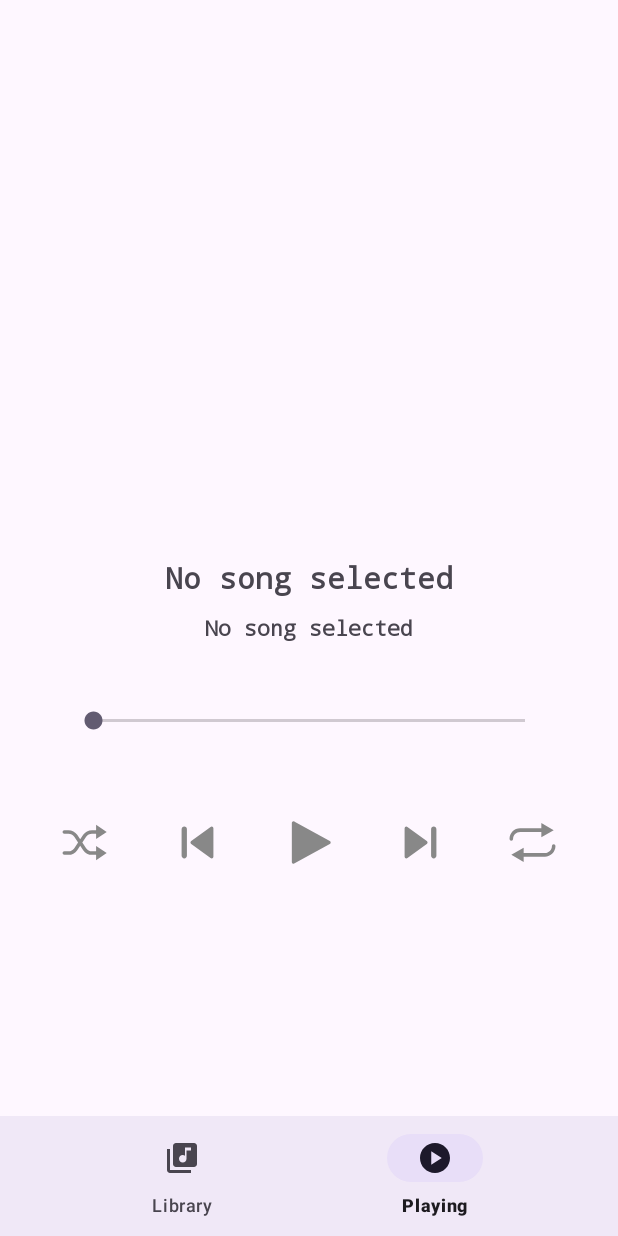
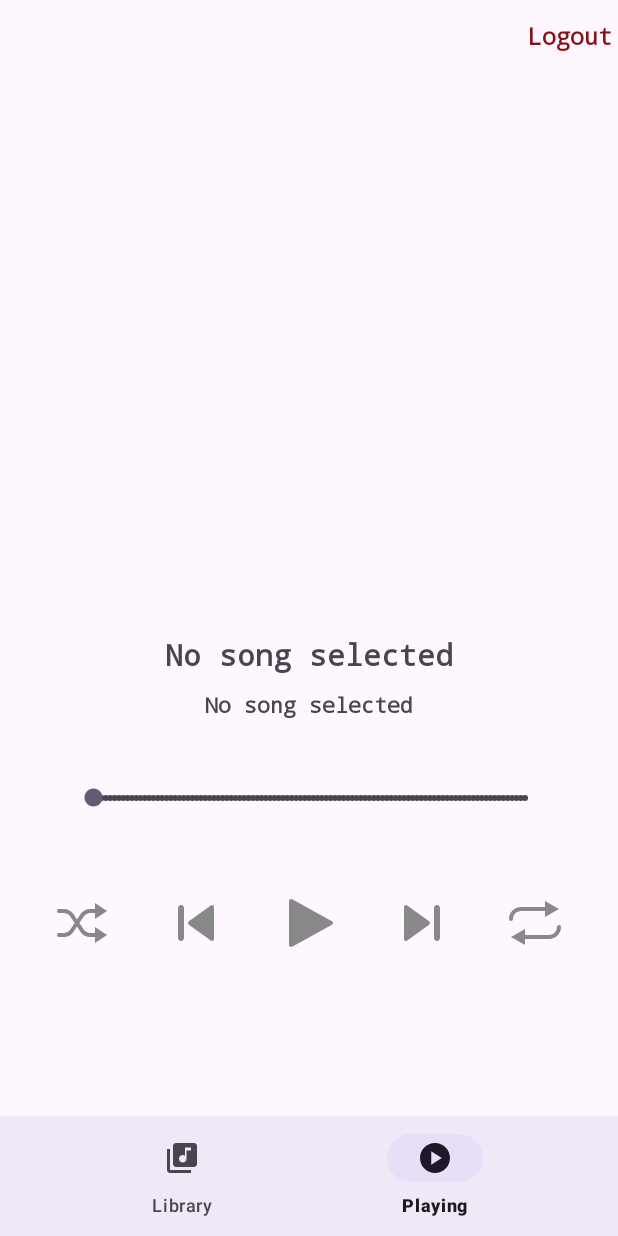
Before and after one commit to WhiteWollf/MusicPlayer, an Android app: the PlayingFragment screen opened through its navigation route, on a phone screen of 412 x 824 dp. Run offline under Robolectric (Android 15) with nearby library versions, the phone set to English and light mode, and no system bars; our stand-ins replace navigation-ui; 8 statements that could not run were skipped.

Commit message:
Logout, bugfixes, login user informations

```diff
--- a/app/src/main/java/com/example/musicplayer/MediaPlaybackService.java
+++ b/app/src/main/java/com/example/musicplayer/MediaPlaybackService.java
@@ -424,11 +424,19 @@ public class MediaPlaybackService extends MediaBrowserServiceCompat {
     }
 
     public int getSongDuration() {
-        return mediaPlayer.getDuration();
+        if (mediaPlayer != null) {
+            return mediaPlayer.getDuration();
+        } else {
+            return 0;
+        }
     }
 
     public int getCurrentPosition() {
-        return mediaPlayer.getCurrentPosition();
+        if (mediaPlayer != null) {
+            return mediaPlayer.getCurrentPosition();
+        } else {
+            return 0;
+        }
     }
 
     private void updateNotificationSeekBar() {
--- a/app/src/main/java/com/example/musicplayer/PlayingFragment.java
+++ b/app/src/main/java/com/example/musicplayer/PlayingFragment.java
@@ -8,6 +8,7 @@ import android.content.Context;
 import android.content.Intent;
 import android.content.IntentFilter;
 import android.content.ServiceConnection;
+import android.content.SharedPreferences;
 import android.content.res.ColorStateList;
 import android.graphics.Color;
 import android.os.Bundle;
@@ -21,6 +22,7 @@ import android.util.Log;
 import android.view.LayoutInflater;
 import android.view.View;
 import android.view.ViewGroup;
+import android.widget.Button;
 import android.widget.ImageButton;
 import android.widget.ImageView;
 import android.widget.SeekBar;
@@ -31,15 +33,10 @@ import androidx.fragment.app.Fragment;
 public class PlayingFragment extends Fragment {
 
     private MediaPlaybackService mediaPlaybackService;
-
-    private TextView songTitle;
-    private TextView songArtist;
-    private ImageButton playButton;
-    private ImageButton skipForward;
-    private ImageButton skipBackward;
-    private ImageButton repeatButton;
-    private ImageButton shuffleButton;
+    private TextView songTitle, songArtist, userName, email;
+    private ImageButton playButton, skipForward, skipBackward, repeatButton, shuffleButton;
     private ImageView albumCover;
+    private Button logout;
 
     private boolean isBound = false;
 
@@ -200,6 +197,52 @@ public class PlayingFragment extends Fragment {
         repeatButton = view.findViewById(R.id.track_repeat);
         shuffleButton = view.findViewById(R.id.shuffle);
         seekBar = view.findViewById(R.id.song_seek_bar);
+        email = view.findViewById(R.id.email);
+        userName = view.findViewById(R.id.username);
+        logout = view.findViewById(R.id.logout);
+
+        SharedPreferences sharedPreferences = requireActivity().getSharedPreferences("sharedPrefs", Context.MODE_PRIVATE);
+        String emailText = sharedPreferences.getString("email", null);
+        String userNameText = sharedPreferences.getString("userName", null);
+        email.setText(emailText);
+        userName.setText(userNameText);
+
+        logout.setOnClickListener(new View.OnClickListener() {
+            @Override
+            public void onClick(View v) {
+                if (mediaPlaybackService != null && isBound) {
+                    Intent intent = new Intent(getActivity(), MediaPlaybackService.class);
+                    intent.setAction("ACTION_PAUSE");
+                    getActivity().startService(intent);
+
+                    mediaPlaybackService.setOnSongChangedListener(null);
+                    requireActivity().unbindService(serviceConnection);
+                    isBound = false;
+                }
+
+                Intent stopIntent = new Intent(getActivity(), MediaPlaybackService.class);
+                requireActivity().stopService(stopIntent);
+
+                SharedPreferences sharedPreferences = requireActivity().getSharedPreferences("sharedPrefs", Context.MODE_PRIVATE);
+                SharedPreferences.Editor editor = sharedPreferences.edit();
+                editor.clear();
+                editor.apply();
+
+                Intent intent = new Intent(getActivity(), LoginActivity.class);
+                intent.setFlags(Intent.FLAG_ACTIVITY_NEW_TASK | Intent.FLAG_ACTIVITY_CLEAR_TASK);
+                startActivity(intent);
+
+                // 5. Finish current activity
+                requireActivity().finish();
+            }
+        });
+
+        if (email != null && userName != null) {
+            Log.d("SharedPrefs", "Email: " + email);
+            Log.d("SharedPrefs", "Username: " + userName);
+        } else {
+            Log.d("SharedPrefs", "No user data found");
+        }
 
         ColorStateList inactiveStateList = ColorStateList.valueOf(Color.GRAY);
         repeatButton.setBackgroundTintList(inactiveStateList);
@@ -229,18 +272,22 @@ public class PlayingFragment extends Fragment {
         skipForward.setOnClickListener(new View.OnClickListener() {
             @Override
             public void onClick(View v) {
+                if(mediaPlaybackService.getCurrentSong()!=null) {
                     Intent intent = new Intent(getActivity(), MediaPlaybackService.class);
                     intent.setAction("ACTION_SKIP_TO_NEXT");
                     getActivity().startService(intent);
+                }
             }
         });
 
         skipBackward.setOnClickListener(new View.OnClickListener() {
             @Override
             public void onClick(View v) {
+                if(mediaPlaybackService.getCurrentSong()!=null){
                     Intent intent = new Intent(getActivity(), MediaPlaybackService.class);
                     intent.setAction("ACTION_SKIP_TO_PREVIOUS");
                     getActivity().startService(intent);
+                }
             }
         });
 
@@ -264,9 +311,8 @@ public class PlayingFragment extends Fragment {
         shuffleButton.setOnClickListener(new View.OnClickListener() {
             @Override
             public void onClick(View v) {
-                if (isBound) {
+                if (isBound && mediaPlaybackService.getCurrentSong()!=null) {
                     isShuffle = !isShuffle;
-                    mediaPlaybackService.setShuffle(isShuffle);
                     if (isShuffle) {
                         ColorStateList colorStateList = ColorStateList.valueOf(Color.parseColor("#34C95C"));
                         shuffleButton.setBackgroundTintList(colorStateList);
--- a/app/src/main/res/layout/fragment_playing.xml
+++ b/app/src/main/res/layout/fragment_playing.xml
@@ -29,10 +29,10 @@
         android:layout_height="320dp"
         app:layout_constraintBottom_toBottomOf="parent"
         app:layout_constraintEnd_toEndOf="parent"
-        app:layout_constraintHorizontal_bias="0.5"
+        app:layout_constraintHorizontal_bias="0.494"
         app:layout_constraintStart_toStartOf="parent"
         app:layout_constraintTop_toTopOf="parent"
-        app:layout_constraintVertical_bias="0.05"
+        app:layout_constraintVertical_bias="0.172"
         tools:srcCompat="@tools:sample/avatars" />
 
     <TextView
@@ -54,8 +54,8 @@
 
     <ImageButton
         android:id="@+id/play_button"
-        android:layout_width="35dp"
-        android:layout_height="35dp"
+        android:layout_width="40dp"
+        android:layout_height="40dp"
         android:layout_marginTop="30dp"
         android:background="@drawable/media_play"
         app:layout_constraintEnd_toStartOf="@+id/skip_forward"
@@ -65,8 +65,8 @@
 
     <ImageButton
         android:id="@+id/skip_forward"
-        android:layout_width="35dp"
-        android:layout_height="35dp"
+        android:layout_width="40dp"
+        android:layout_height="40dp"
         android:layout_marginTop="30dp"
         android:background="@drawable/media_skip"
         app:layout_constraintEnd_toStartOf="@+id/track_repeat"
@@ -76,8 +76,8 @@
 
     <ImageButton
         android:id="@+id/track_repeat"
-        android:layout_width="35dp"
-        android:layout_height="35dp"
+        android:layout_width="40dp"
+        android:layout_height="40dp"
         android:layout_marginTop="30dp"
         android:background="@drawable/media_repeat"
         app:layout_constraintEnd_toEndOf="parent"
@@ -87,8 +87,8 @@
 
     <ImageButton
         android:id="@+id/skip_backward"
-        android:layout_width="35dp"
-        android:layout_height="35dp"
+        android:layout_width="40dp"
+        android:layout_height="40dp"
         android:layout_marginTop="30dp"
         android:background="@drawable/media_skip"
         android:scaleX="-1"
@@ -100,8 +100,8 @@
 
     <ImageButton
         android:id="@+id/shuffle"
-        android:layout_width="35dp"
-        android:layout_height="35dp"
+        android:layout_width="40dp"
+        android:layout_height="40dp"
         android:layout_marginTop="30dp"
         android:background="@drawable/media_shuffle"
         app:layout_constraintEnd_toStartOf="@+id/skip_backward"
@@ -110,14 +110,53 @@
         app:layout_constraintTop_toBottomOf="@+id/song_seek_bar" />
 
     <SeekBar
+        android:id="@+id/song_seek_bar"
+        style="@android:style/Widget.Material.SeekBar.Discrete"
         android:layout_width="0px"
-        android:id="@+id/song_seek_bar"
         android:layout_height="66dp"
-        app:layout_constraintWidth_max="320dp"
         android:layout_marginTop="20dp"
         app:layout_constraintEnd_toEndOf="parent"
         app:layout_constraintHorizontal_bias="0.5"
         app:layout_constraintStart_toStartOf="parent"
-        app:layout_constraintTop_toBottomOf="@+id/song_album"/>
+        app:layout_constraintTop_toBottomOf="@+id/song_album"
+        app:layout_constraintWidth_max="320dp" />
+
+    <Button
+        android:id="@+id/logout"
+        style="@android:style/Widget.Holo.Button.Borderless"
+        android:layout_width="wrap_content"
+        android:layout_height="wrap_content"
+        android:text="@string/logout"
+        android:fontFamily="monospace"
+        android:textSize="15sp"
+        android:textColor="#881111"
+        android:textStyle="bold"
+        app:layout_constraintEnd_toEndOf="parent"
+        app:layout_constraintTop_toTopOf="parent"/>
+
+    <TextView
+        android:id="@+id/email"
+        android:layout_width="wrap_content"
+        android:layout_height="wrap_content"
+        android:text="User@example.com"
+        app:layout_constraintStart_toStartOf="parent"
+        app:layout_constraintTop_toTopOf="parent"
+        android:fontFamily="monospace"
+        android:textSize="15sp"
+        android:textColor="#0f94b7"
+        android:textStyle="bold" />
+
+    <TextView
+        android:id="@+id/username"
+        android:layout_width="wrap_content"
+        android:layout_height="wrap_content"
+        android:layout_marginTop="8dp"
+        android:text="UserName"
+        android:fontFamily="monospace"
+        android:textSize="15sp"
+        android:textColor="#0f94b7"
+        android:textStyle="bold"
+        app:layout_constraintStart_toStartOf="parent"
+        app:layout_constraintTop_toBottomOf="@+id/email" />
 
 </androidx.constraintlayout.widget.ConstraintLayout>
--- a/app/src/main/res/values/strings.xml
+++ b/app/src/main/res/values/strings.xml
@@ -22,4 +22,5 @@
     <string name="previous">Previous</string>
 
     <string name="no_song_selected">No song selected</string>
+    <string name="logout">Logout</string>
 </resources>
```
Also changed, not shown: 1 other file. Lines whose indentation alone changed are shown as unchanged.
